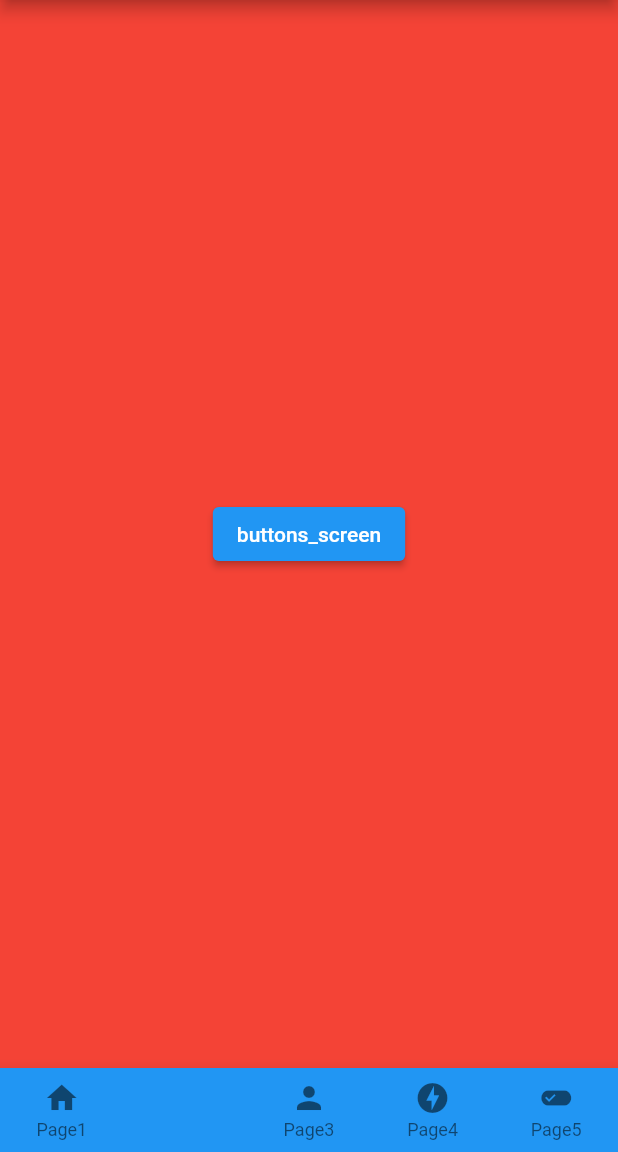
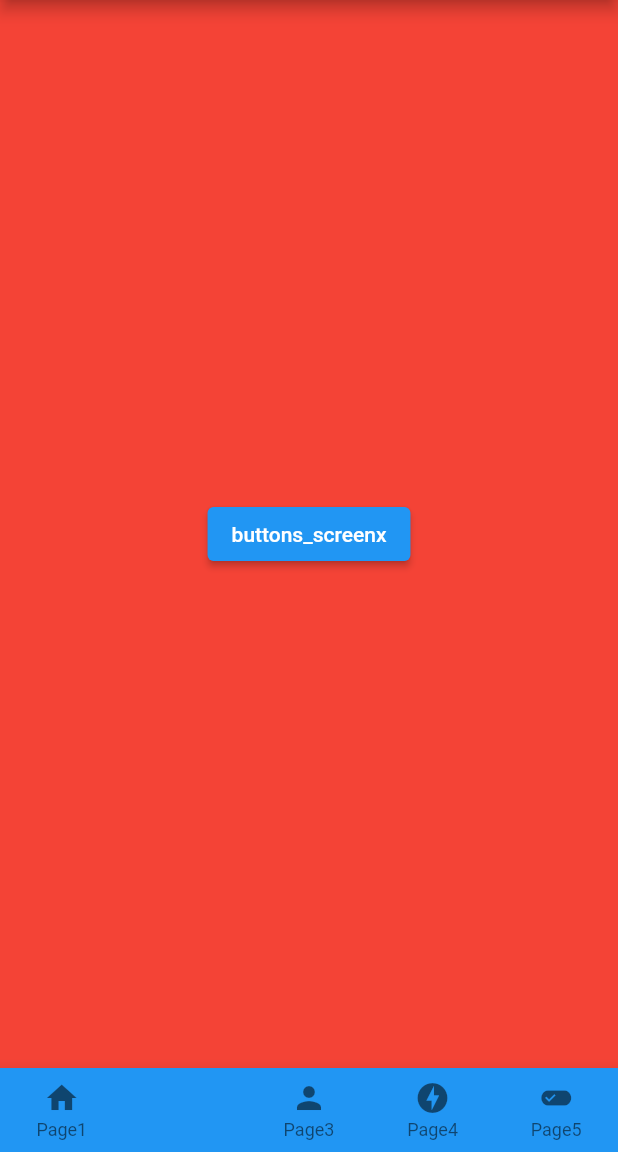
Before and after one commit to ramen2020/flutter_cheat, a Flutter app: the screen it shows after launch, item 2 of the bottom bar chosen, on a phone screen of 412 x 824 dp, the part 84-1236 px from its top. Run offline on Flutter 3.47's test engine with Material 2 defaults, Android fonts, the phone set to English and light mode, and no system bars.

```diff
--- a/lib/screen/page2_screen.dart
+++ b/lib/screen/page2_screen.dart
@@ -13,7 +13,7 @@ class Page2 extends StatelessWidget {
             children: <Widget>[
               // 画面遷移
               ElevatedButton(
-                child: Text('buttons_screen'),
+                child: Text('buttons_screenx'),
                 onPressed: () {
                   Navigator.push(
                       context,
```
Also changed, not shown: lib/screen/button/buttons_screen.dart (+8 -4 lines).
